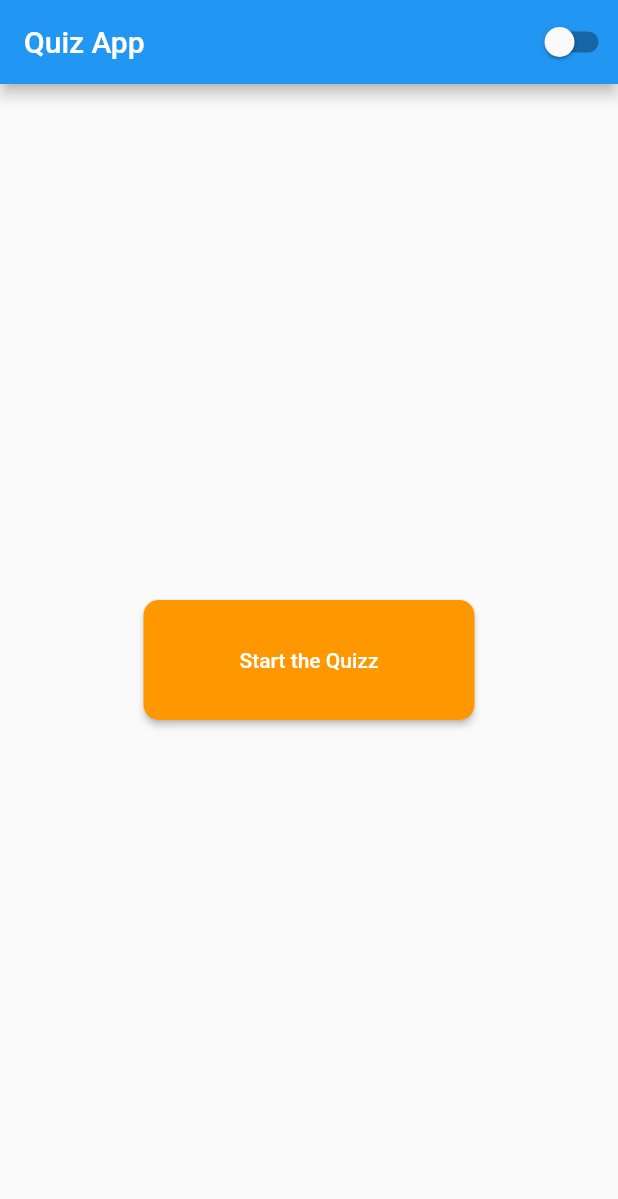
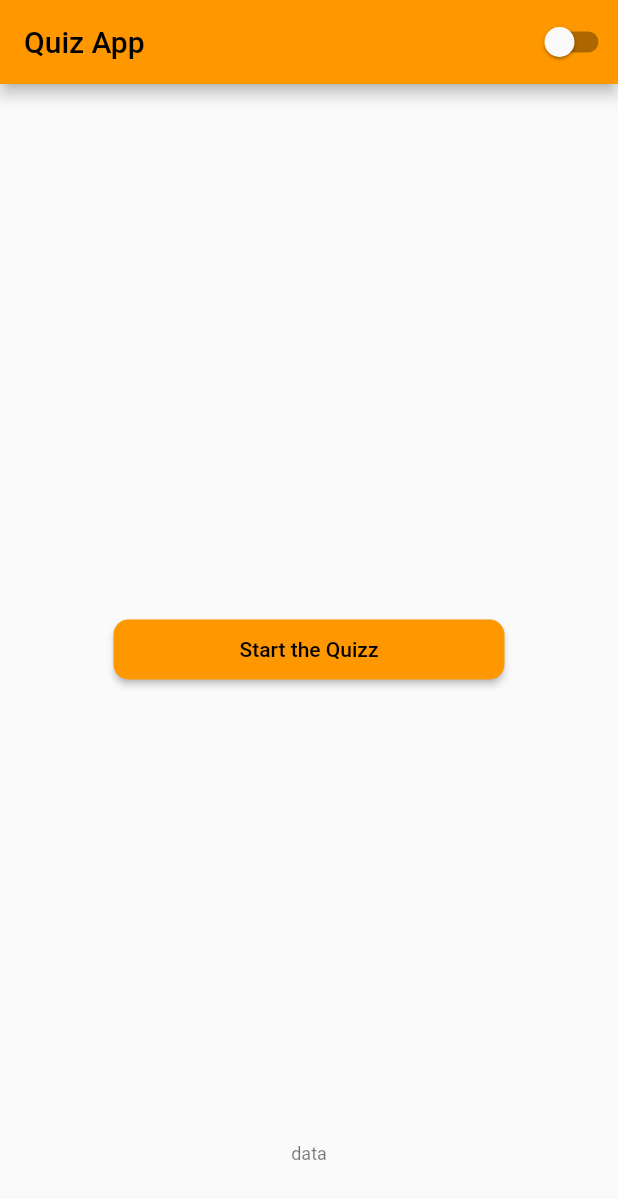
Before and after one commit to MuhammetVural/QuizzApp_with_DarkTheme, a Flutter app: the screen it shows after launch, on a phone screen of 412 x 824 dp. Shown: the top 1199 px of the screen. Run offline on Flutter 3.47's test engine with Material 2 defaults, Android fonts, the phone set to English and light mode, and no system bars.

Commit message:
Theme özellikleri atandi

```diff
--- a/lib/main.dart
+++ b/lib/main.dart
@@ -66,6 +66,7 @@ class _MainMenuState extends State<MainMenu> {
 
   @override
   Widget build(BuildContext context) {
+    TextTheme _textTheme = Theme.of(context).textTheme;
     return Scaffold(
       appBar: AppBar(title: const Text('Quiz App'), actions: [
         Switch(value: _themeManager.themeMode == ThemeMode.dark, onChanged: (newValue){
@@ -104,6 +105,7 @@ class _MainMenuState extends State<MainMenu> {
                 ),
               ),
             ),
+            Text('data', style: _textTheme.bodySmall)
 
           ],
         ),
--- a/lib/theme/theme_constants.dart
+++ b/lib/theme/theme_constants.dart
@@ -1,24 +1,29 @@
 import 'package:flutter/material.dart';
 import 'package:flutter/material.dart';
 
-const COLOR_PRIMARY = Colors.deepOrangeAccent;
+const COLOR_PRIMARY = Colors.orange;
 const COLOR_ACCENT = Colors.orange;
 
 
 
 ThemeData lightTheme = ThemeData(
   brightness: Brightness.light,
-  primaryColor: COLOR_PRIMARY,
+  primarySwatch: COLOR_PRIMARY,
+  textTheme: const TextTheme(
+
+  ),
+
   floatingActionButtonTheme: const FloatingActionButtonThemeData(
-    backgroundColor: COLOR_ACCENT
+    backgroundColor: COLOR_PRIMARY,
+  foregroundColor: Colors.white
   ),
   elevatedButtonTheme: ElevatedButtonThemeData(
     style: ButtonStyle(
-      padding: MaterialStateProperty.all(EdgeInsets.symmetric(horizontal: 40, vertical: 20),),
+      padding: MaterialStateProperty.all(const EdgeInsets.symmetric(horizontal: 60,),),
       shape: MaterialStateProperty.all(RoundedRectangleBorder(
         borderRadius: BorderRadius.circular(10)
       )),
-      backgroundColor: MaterialStateProperty.all(COLOR_ACCENT)
+      backgroundColor: MaterialStateProperty.all(COLOR_PRIMARY)
     )
   )
 
```
